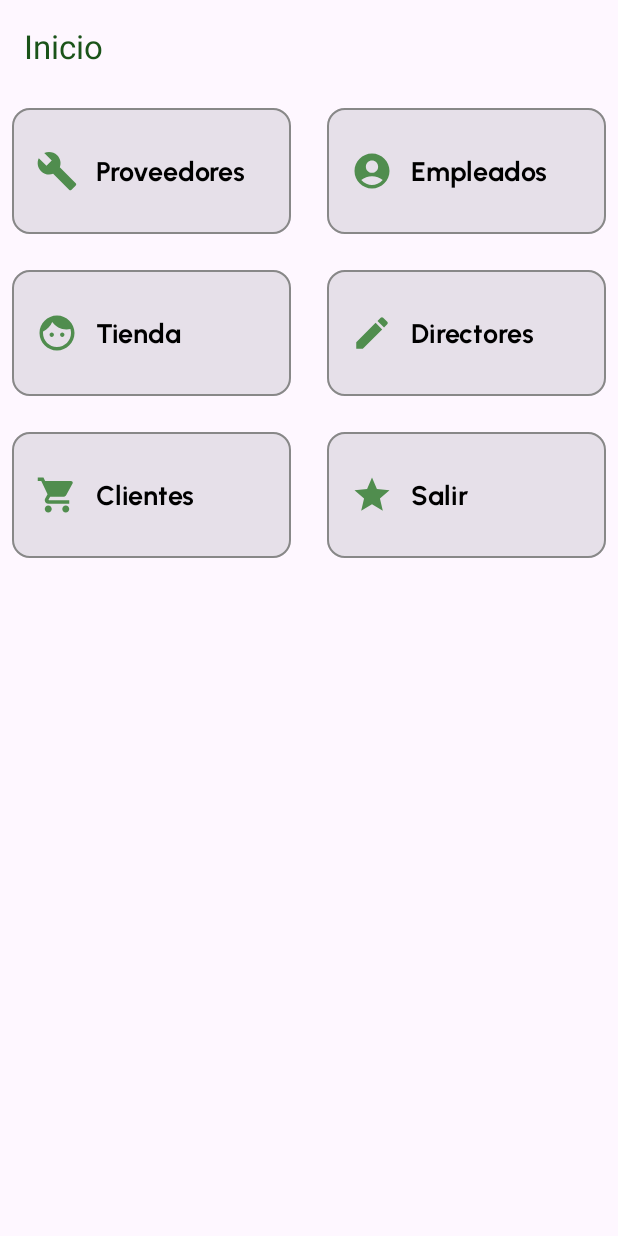
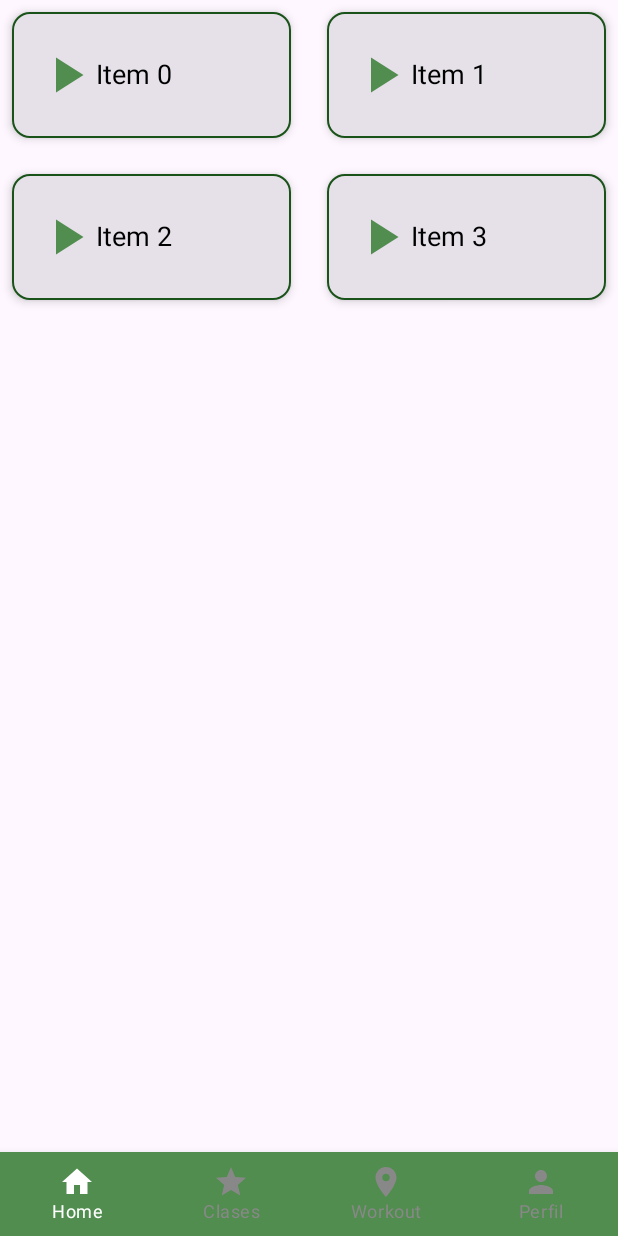
Before and after one commit to DavidCondoriAguilar/AndroidCompose, an Android app built with Jetpack Compose: the HomeActivity screen opened directly, with no data from a screen before it, on a phone screen of 412 x 824 dp. Run offline under Robolectric (Android 15) with nearby library versions, the phone set to English and light mode, and no system bars.

Commit message:
add navigation position-bottom

```diff
--- a/app/build.gradle.kts
+++ b/app/build.gradle.kts
@@ -60,6 +60,8 @@ dependencies {
     implementation("androidx.compose.ui:ui-tooling-preview")
     implementation("androidx.compose.material3:material3")
     implementation(platform("androidx.compose:compose-bom:2024.09.00"))
+    implementation ("androidx.compose.ui:ui:1.7.1")
+    implementation ("androidx.compose.material:material:1.7.1")
     testImplementation("junit:junit:4.13.2")
     androidTestImplementation("androidx.test.ext:junit:1.2.1")
     androidTestImplementation("androidx.test.espresso:espresso-core:3.6.1")
@@ -68,4 +70,5 @@ dependencies {
     androidTestImplementation(platform("androidx.compose:compose-bom:2024.09.00"))
     debugImplementation("androidx.compose.ui:ui-tooling")
     debugImplementation("androidx.compose.ui:ui-test-manifest")
+
 }
--- a/app/src/main/java/com/davidchura/sistema1228/HomeActivity.kt
+++ b/app/src/main/java/com/davidchura/sistema1228/HomeActivity.kt
@@ -8,86 +8,89 @@ import androidx.compose.foundation.BorderStroke
 import androidx.compose.foundation.clickable
 import androidx.compose.foundation.layout.*
 import androidx.compose.foundation.lazy.grid.*
-import androidx.compose.material3.ExperimentalMaterial3Api
-import androidx.compose.material3.MaterialTheme
-import androidx.compose.material3.Scaffold
-import androidx.compose.material3.Text
-import androidx.compose.material3.TopAppBar
-import androidx.compose.material3.TopAppBarDefaults.topAppBarColors
-import androidx.compose.runtime.Composable
+import androidx.compose.foundation.shape.RoundedCornerShape
+import androidx.compose.material.BottomNavigation
+import androidx.compose.material.BottomNavigationItem
+import androidx.compose.material.Icon
+import androidx.compose.material.Text
+import androidx.compose.material.icons.Icons
+import androidx.compose.material.icons.filled.Home
+import androidx.compose.material.icons.filled.LocationOn
+import androidx.compose.material.icons.filled.Person
+import androidx.compose.material.icons.filled.PlayArrow
+import androidx.compose.material.icons.filled.Star
+import androidx.compose.material3.*
+import androidx.compose.runtime.*
 import androidx.compose.ui.Alignment
 import androidx.compose.ui.Modifier
 import androidx.compose.ui.graphics.Color
-import androidx.compose.ui.res.stringResource
+import androidx.compose.ui.graphics.vector.ImageVector
 import androidx.compose.ui.text.TextStyle
-import androidx.compose.ui.text.font.Font
-import androidx.compose.ui.text.font.FontFamily
 import androidx.compose.ui.unit.dp
 import androidx.compose.ui.unit.sp
-import androidx.compose.foundation.shape.RoundedCornerShape
-import androidx.compose.material.icons.Icons
-import androidx.compose.material.icons.filled.AccountCircle
-import androidx.compose.material.icons.filled.Build
-import androidx.compose.material.icons.filled.Edit
-import androidx.compose.material.icons.filled.Face
-import androidx.compose.material.icons.filled.ShoppingCart
-import androidx.compose.material.icons.sharp.Star
-import androidx.compose.material3.Card
-import androidx.compose.material3.Icon
-import androidx.compose.ui.graphics.vector.ImageVector
 import com.davidchura.sistema1228.ui.theme.Sistema1228Theme
-import com.davidchura.sistema1228.R // Asegúrate de importar correctamente R
-import com.davidchura.sistema1228.pages.DirectoresActivity
-import com.davidchura.sistema1228.pages.Proveedores
-import com.davidchura.sistema1228.pages.TiendaActivity
+import com.davidchura.sistema1228.R
+import com.davidchura.sistema1228.pages.*
+
+// Colores personalizados
+val Green = Color(0xFF508D4E)
+val GreenDark = Color(0xFF1A5319)
 
 class HomeActivity : ComponentActivity() {
-    @OptIn(ExperimentalMaterial3Api::class)
     override fun onCreate(savedInstanceState: Bundle?) {
         super.onCreate(savedInstanceState)
 
-        val etiquetas = arrayOf("Proveedores", "Empleados", "Tienda", "Directores", "Clientes", "Salir")
-        val iconos = arrayOf(
-            Icons.Default.Build,
-            Icons.Default.AccountCircle,
-            Icons.Default.Face,
-            Icons.Default.Edit,
-            Icons.Filled.ShoppingCart,
-            Icons.Sharp.Star
-        )
-
-        val destinations = arrayOf(
-            Proveedores::class.java,
-            TiendaActivity::class.java,
-            DirectoresActivity::class.java,
-        )
-
         setContent {
             Sistema1228Theme {
+                var selectedTab by remember { mutableStateOf(0) }
+
                 Scaffold(
                     modifier = Modifier.fillMaxSize(),
-                    topBar = {
-                        TopAppBar(
-                            colors = topAppBarColors(
-                                containerColor = MaterialTheme.colorScheme.background,
-                                titleContentColor = MaterialTheme.colorScheme.secondary,
-                            ),
-                            title = {
-                                Text(stringResource(id = R.string.home))
+                    bottomBar = {
+                        BottomNavigation(
+                            backgroundColor = Green,
+                            contentColor = Color.White
+                        ) {
+                            // Define tabs within this scope
+                            val tabs = listOf(
+                                BottomNavItem("Home", Icons.Filled.Home, 0),
+                                BottomNavItem("Clases", Icons.Filled.Star, 1),
+                                BottomNavItem("Workout", Icons.Filled.LocationOn, 2),
+                                BottomNavItem("Perfil", Icons.Filled.Person, 3)
+                            )
+
+                            tabs.forEach { tab ->
+                                BottomNavigationItem(
+                                    icon = { Icon(imageVector = tab.icon, contentDescription = null) },
+                                    label = { Text(tab.label) },
+                                    selected = selectedTab == tab.index,
+                                    onClick = {
+                                        selectedTab = tab.index
+                                        val intent = when (tab.index) {
+                                            0 -> Intent(this@HomeActivity, HomeActivity::class.java)
+                                            1 -> Intent(this@HomeActivity, Proveedores::class.java)
+                                            2 -> Intent(this@HomeActivity, Proveedores::class.java)
+                                            3 -> Intent(this@HomeActivity, Proveedores::class.java)
+                                            else -> Intent(this@HomeActivity, HomeActivity::class.java)
+                                        }
+                                        startActivity(intent)
+                                    },
+                                    selectedContentColor = Color.White,
+                                    unselectedContentColor = Color.Gray
+                                )
                             }
-                        )
-                    },
+                        }
+                    }
                 ) { innerPadding ->
                     LazyVerticalGrid(
-                        columns = GridCells.Fixed(2), // Dos columnas
-                        contentPadding = innerPadding, // Aplica el padding de Scaffold
-                        horizontalArrangement = Arrangement.spacedBy(8.dp), // Espaciado horizontal
-                        verticalArrangement = Arrangement.spacedBy(8.dp) // Espaciado vertical
+                        columns = GridCells.Fixed(2),
+                        contentPadding = innerPadding,
+                        horizontalArrangement = Arrangement.spacedBy(8.dp),
+                        verticalArrangement = Arrangement.spacedBy(8.dp)
                     ) {
-                        items(etiquetas.size) { index ->
-                            GridItem(text = etiquetas[index], icon = iconos[index]) {
-                                val intent = Intent(this@HomeActivity, destinations[index])
-                                startActivity(intent)
+                        items(4) { index -> // Use a fixed number for grid items for now
+                            GridItem(text = "Item $index", icon = Icons.Filled.PlayArrow) {
+                                // Placeholder action for GridItem click
                             }
                         }
                     }
@@ -99,42 +102,38 @@ class HomeActivity : ComponentActivity() {
 
 @Composable
 fun GridItem(text: String, icon: ImageVector, onClick: () -> Unit) {
-    val fontFamily = FontFamily(
-        Font(R.font.urbanist_bold) // Reemplaza con el recurso de fuente que desees usar
-    )
-
     Card(
         modifier = Modifier
             .fillMaxWidth()
-            .height(100.dp) // Altura fija para los ítems
-            .padding(8.dp) // Espaciado entre los ítems
-            .clickable(onClick = onClick), // Añade la acción de clic
-        shape = RoundedCornerShape(12.dp), // Bordes redondeados
-        border = BorderStroke(1.dp, Color.Gray), // Borde de 1 dp
+            .height(100.dp)
+            .padding(8.dp)
+            .clickable(onClick = onClick),
+        shape = RoundedCornerShape(12.dp),
+        border = BorderStroke(1.dp, GreenDark),
+        elevation = CardDefaults.elevatedCardElevation(4.dp) // Use CardDefaults.elevatedCardElevation
     ) {
         Row(
             modifier = Modifier
                 .fillMaxSize()
-                .padding(16.dp), // Padding interno
+                .padding(16.dp),
             verticalAlignment = Alignment.CenterVertically,
             horizontalArrangement = Arrangement.Start
         ) {
             Icon(
                 imageVector = icon,
                 contentDescription = null,
-                modifier = Modifier
-                    .size(40.dp)
-                    .padding(end = 12.dp), // Espacio entre ícono y texto
-                tint = MaterialTheme.colorScheme.primary // Color del ícono
+                modifier = Modifier.size(40.dp),
+                tint = Green
             )
             Text(
                 text = text,
                 style = TextStyle(
-                    fontFamily = fontFamily,
-                    fontSize = 18.sp, // Tamaño del texto
-                    color = Color.Black // Color del texto
+                    fontSize = 18.sp,
+                    color = Color.Black
                 )
             )
         }
     }
 }
+
+data class BottomNavItem(val label: String, val icon: ImageVector, val index: Int)
--- a/app/src/main/java/com/davidchura/sistema1228/MainActivity.kt
+++ b/app/src/main/java/com/davidchura/sistema1228/MainActivity.kt
@@ -85,7 +85,7 @@ fun LoginScreen() {
         // Title Text
         Text(
             text = stringResource(id = R.string.author),
-            style = MaterialTheme.typography.titleLarge,
+            style = MaterialTheme.typography.headlineMedium,
             modifier = Modifier.padding(bottom = 24.dp) // Space below the title
         )
 
@@ -135,7 +135,7 @@ fun LoginScreen() {
             Text(
                 text = loginMessage,
                 style = MaterialTheme.typography.bodyMedium,
-                color = MaterialTheme.colorScheme.error,
+                color = MaterialTheme.colorScheme.primary,
                 modifier = Modifier.padding(top = 16.dp) // Space above the message
             )
         }
```
